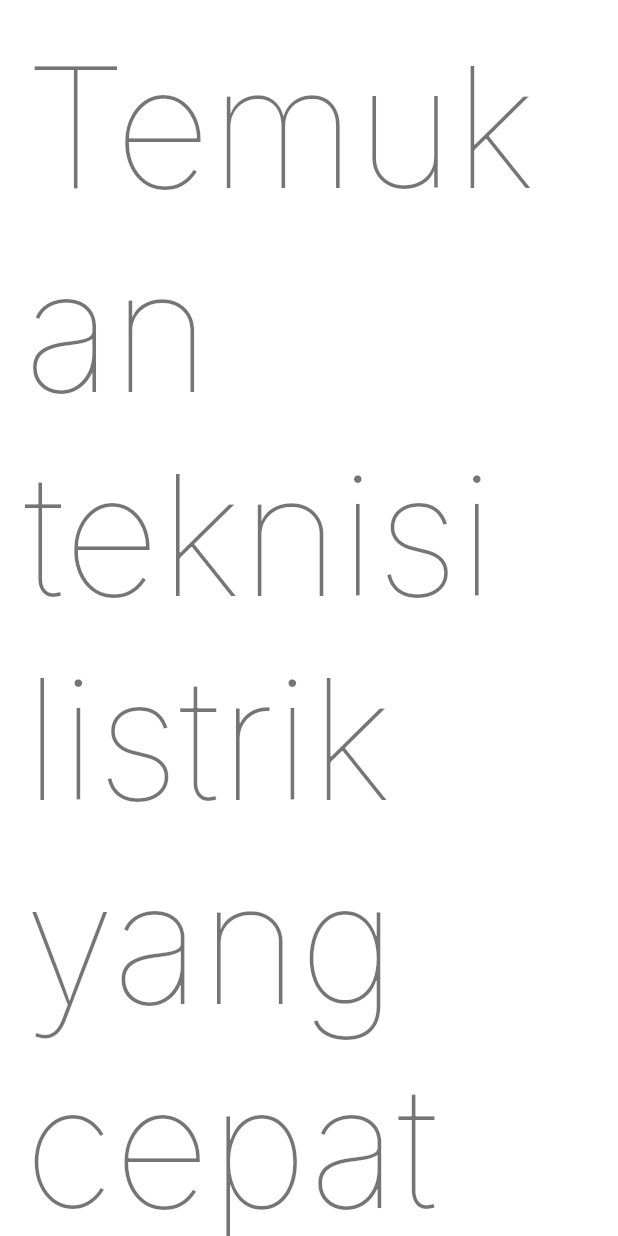
After one commit to arifikhsan/tepat_public_flutter, a Flutter app: the DashboardPage screen opened directly, on a phone screen of 412 x 824 dp. The commit adds this screen. Run offline on Flutter 3.47's test engine with Material 2 defaults, Android fonts, the phone set to English and light mode, and no system bars; our stand-ins replace bloc, flutter_bloc, google_fonts, heroicons; generated files the repository leaves out were written again.

Commit message:
google fonts

```diff
--- /dev/null
+++ b/lib/features/dashboard/presentation/bloc/dashboard_event.dart
@@ -0,0 +1,3 @@
+part of 'dashboard_bloc.dart';
+@immutable
+abstract class DashboardEvent {}
--- /dev/null
+++ b/lib/features/dashboard/presentation/bloc/dashboard_state.dart
@@ -0,0 +1,4 @@
+part of 'dashboard_bloc.dart';
+@immutable
+abstract class DashboardState {}
+class DashboardInitial extends DashboardState {}
--- /dev/null
+++ b/lib/features/dashboard/presentation/pages/dashboard_page.dart
@@ -0,0 +1,23 @@
+import 'package:flutter/material.dart';
+
+class DashboardPage extends StatelessWidget {
+  const DashboardPage({Key? key}) : super(key: key);
+
+  @override
+  Widget build(BuildContext context) {
+    return Scaffold(
+      body: SingleChildScrollView(
+        physics: const BouncingScrollPhysics(),
+        padding: const EdgeInsets.all(16),
+        child: Column(
+          children: [
+            Text(
+              'Temukan teknisi listrik yang cepat dan tanggap',
+              style: Theme.of(context).textTheme.headline1,
+            ),
+          ],
+        ),
+      ),
+    );
+  }
+}
--- a/pubspec.yaml
+++ b/pubspec.yaml
@@ -13,6 +13,7 @@ dependencies:
     sdk: flutter
   bloc: ^7.0.0
   flutter_bloc: ^7.0.0
+  google_fonts: ^2.1.0
   heroicons: ^0.2.1
   intl: ^0.17.0
 
```
Also changed, not shown: lib/app/app.dart (+15 -0 lines), lib/features/dashboard/presentation/bloc/dashboard_bloc.dart (added, +13 -0 lines), lib/features/home/presentation/pages/home_page.dart (+4 -3 lines), pubspec.lock.
